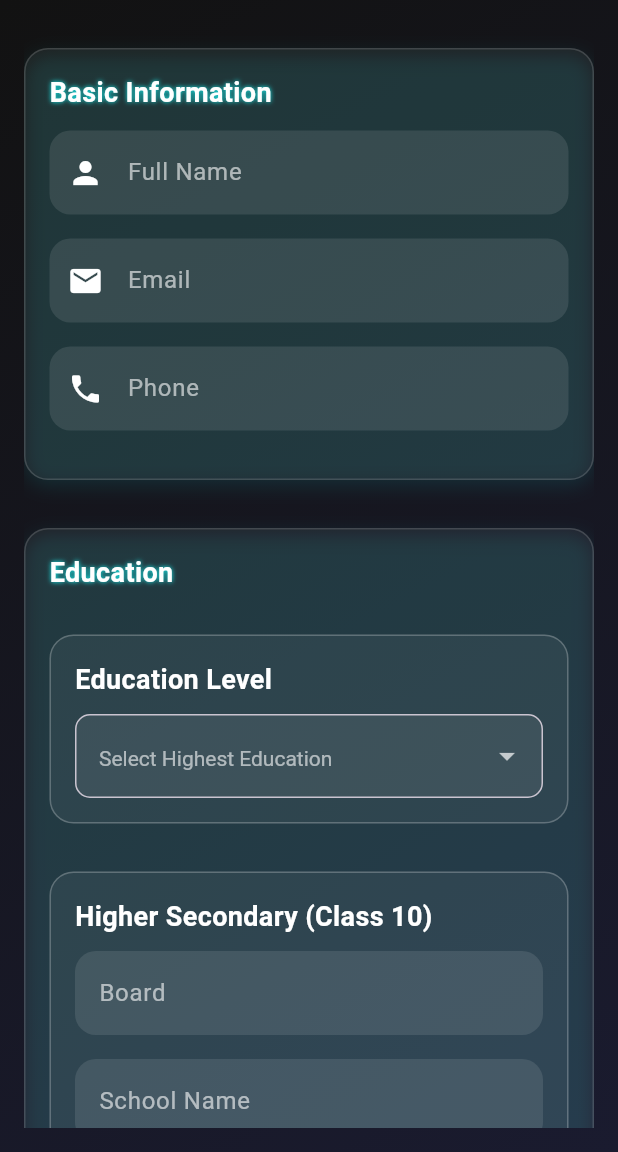
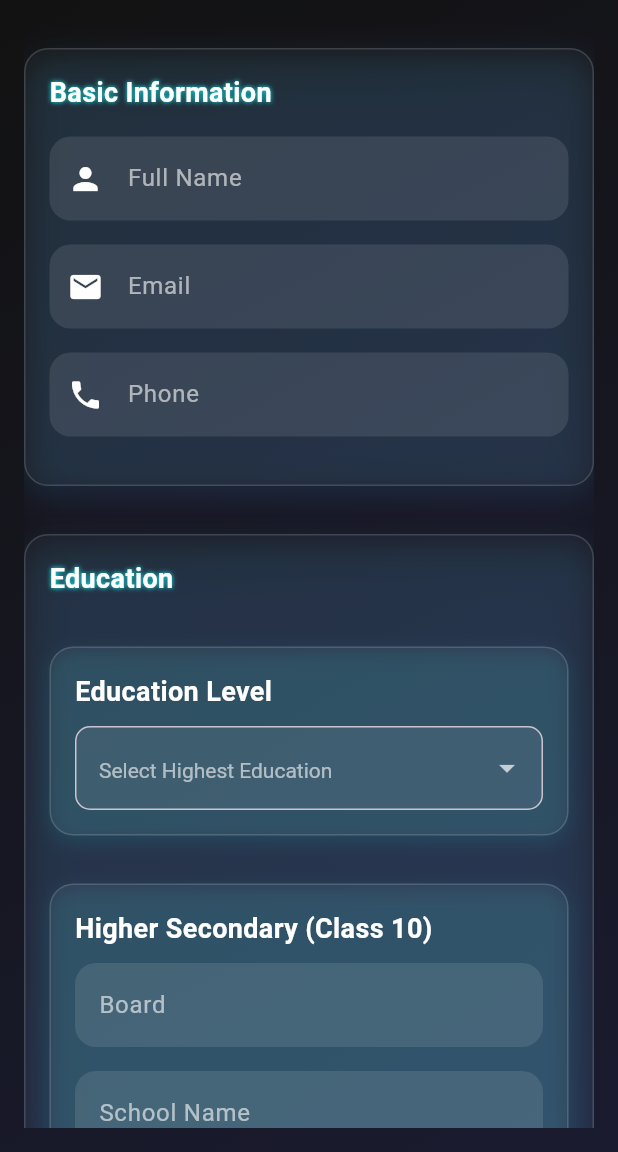
Before and after one commit to arrohisrivastava0/SynthCV, a Flutter app: the ManualResumeForm screen opened directly, on a phone screen of 412 x 824 dp, the part 84-1236 px from its top. Run offline on Flutter 3.47's test engine with Material 3 defaults, Android fonts, the phone set to English and light mode, and no system bars; our stand-ins replace file_picker, google_sign_in, hive, supabase_flutter; accounts and stored records are empty; Roboto replaces fonts that are missing (Montserrat).

Commit message:
Improved UI

```diff
--- a/lib/resume/manual_resume_form.dart
+++ b/lib/resume/manual_resume_form.dart
@@ -1,12 +1,13 @@
 import 'package:flutter/material.dart';
 import 'package:supabase_flutter/supabase_flutter.dart';
 import 'package:synthcv/widget/buildInputField.dart';
-import 'package:synthcv/widget/dynamic_education_section.dart';
-import 'package:synthcv/widget/dynamic_experience_section.dart';
+import 'package:synthcv/widget/manual_resume_widgets/certifications_section.dart';
+import 'package:synthcv/widget/manual_resume_widgets/dynamic_education_section.dart';
+import 'package:synthcv/widget/manual_resume_widgets/dynamic_experience_section.dart';
+import 'package:synthcv/widget/manual_resume_widgets/projects_section.dart';
+import 'package:synthcv/widget/manual_resume_widgets/skills_section.dart';
 import 'package:synthcv/widget/neon_button.dart';
-import 'package:synthcv/widget/projects_section.dart';
-import 'package:synthcv/widget/skills_section.dart';
-import 'package:synthcv/widget/certifications_section.dart';
+import 'package:synthcv/widget/neon_section.dart';
 
 class ManualResumeForm extends StatefulWidget {
   const ManualResumeForm({super.key});
@@ -17,7 +18,6 @@ class ManualResumeForm extends StatefulWidget {
 
 class _ManualResumeFormState extends State<ManualResumeForm> {
   final _formKey = GlobalKey<FormState>();
-
 
   // Controllers
   final nameController = TextEditingController();
@@ -88,16 +88,20 @@ class _ManualResumeFormState extends State<ManualResumeForm> {
             key: _formKey,
             child: ListView(
               children: [
-                _section("Basic Information", [
+                NeonSection(title: "Basic Information", children: [
                   buildInputField(icon: Icons.person, hint: 'Full Name', controller: nameController),
                   buildInputField(icon: Icons.email, hint: 'Email', controller: emailController),
                   buildInputField(icon: Icons.phone, hint: 'Phone', controller: phoneController),
                 ]),
-                _section("Education", [DynamicEducationSection()]),
-                _section("Experience", [ExperienceSection()]),
-                _section("Skills", [SkillsSection()]),
-                _section("Projects", [ProjectsSection()]),
-                _section("Certifications", [CertificationsSection()]),
+                NeonSection(title: 'Education', children: [DynamicEducationSection()]),
+                NeonSection(title: 'Experience', children: [ExperienceSection()]),
+                NeonSection(title: 'Skills', children: [SkillsSection()]),
+                NeonSection(title: 'Projects', children: [ProjectsSection()]),
+                NeonSection(title: 'Certifications', children: [CertificationsSection()]),
+                // _section("Experience", [ExperienceSection()]),
+                // _section("Skills", [SkillsSection()]),
+                // _section("Projects", [ProjectsSection()]),
+                // _section("Certifications", [CertificationsSection()]),
                 const SizedBox(height: 20),
                 // ElevatedButton(
                 //   onPressed: isLoading ? null : submitResume,
@@ -119,39 +123,4 @@ class _ManualResumeFormState extends State<ManualResumeForm> {
       ),
     );
   }
-
-  Widget _section(String title, List<Widget> children) {
-    return Container(
-      margin: const EdgeInsets.symmetric(vertical: 16),
-      padding: const EdgeInsets.all(16),
-      decoration: BoxDecoration(
-        color: Colors.white.withOpacity(0.05),
-        borderRadius: BorderRadius.circular(16),
-        border: Border.all(color: Colors.white.withOpacity(0.15)),
-        boxShadow: [
-          BoxShadow(
-            color: Colors.cyanAccent.withOpacity(0.1),
-            blurRadius: 10,
-            offset: const Offset(0, 4),
-          ),
-        ],
-      ),
-      child: Column(
-        crossAxisAlignment: CrossAxisAlignment.start,
-        children: [
-          Text(
-            title,
-            style: const TextStyle(
-              fontSize: 18,
-              fontWeight: FontWeight.bold,
-              color: Colors.white,
-              shadows: [Shadow(color: Colors.cyanAccent, blurRadius: 4)],
-            ),
-          ),
-          const SizedBox(height: 12),
-          ...children,
-        ],
-      ),
-    );
-  }
 }
--- a/lib/widget/dynamic_education_section.dart
+++ b/lib/widget/manual_resume_widgets/dynamic_education_section.dart
@@ -37,27 +37,6 @@ class _DynamicEducationSectionState extends State<DynamicEducationSection> {
   final class10CityController = TextEditingController();
   final class10StateController = TextEditingController();
 
-  Widget _buildInputField({required String hint, required TextEditingController controller, IconData? icon}) {
-    return Padding(
-      padding: const EdgeInsets.symmetric(vertical: 6.0),
-      child: TextField(
-        controller: controller,
-        style: const TextStyle(color: Colors.white),
-        decoration: InputDecoration(
-          filled: true,
-          fillColor: Colors.white.withOpacity(0.07),
-          hintText: hint,
-          hintStyle: const TextStyle(color: Colors.white54),
-          prefixIcon: icon != null ? Icon(icon, color: Colors.white54) : null,
-          border: OutlineInputBorder(
-            borderRadius: BorderRadius.circular(10),
-            borderSide: BorderSide(color: Colors.white24),
-          ),
-        ),
-      ),
-    );
-  }
-
   Widget _buildSection(String title, List<Widget> children) {
     return Container(
       margin: const EdgeInsets.symmetric(vertical: 16),
@@ -65,7 +44,14 @@ class _DynamicEducationSectionState extends State<DynamicEducationSection> {
       decoration: BoxDecoration(
         color: Colors.white.withOpacity(0.05),
         borderRadius: BorderRadius.circular(16),
-        border: Border.all(color: Colors.white24),
+        border: Border.all(color: Colors.white.withOpacity(0.15)),
+        boxShadow: [
+          BoxShadow(
+            color: Colors.cyanAccent.withOpacity(0.1),
+            blurRadius: 10,
+            offset: const Offset(0, 4),
+          ),
+        ],
       ),
       child: Column(
         crossAxisAlignment: CrossAxisAlignment.start,
--- /dev/null
+++ b/lib/widget/neon_section.dart
@@ -0,0 +1,59 @@
+import 'package:flutter/material.dart';
+
+class NeonSection extends StatelessWidget {
+  final String title;
+  final List<Widget> children;
+  final Color shadowColor;
+  final Color accentColor;
+
+  const NeonSection({
+    Key? key,
+    required this.title,
+    required this.children,
+    this.shadowColor = Colors.cyanAccent,
+    this.accentColor = Colors.deepPurpleAccent,
+  }) : super(key: key);
+
+  @override
+  Widget build(BuildContext context) {
+    return Container(
+      margin: const EdgeInsets.symmetric(vertical: 16),
+      padding: const EdgeInsets.all(16),
+      decoration: BoxDecoration(
+        color: Colors.white.withOpacity(0.03),
+        borderRadius: BorderRadius.circular(16),
+        border: Border.all(color: Colors.white.withOpacity(0.15)),
+        boxShadow: [
+          BoxShadow(
+            color: shadowColor.withOpacity(0.08),
+            blurRadius: 16,
+            offset: const Offset(0, 6),
+          ),
+          BoxShadow(
+            color: accentColor.withOpacity(0.08),
+            blurRadius: 30,
+            offset: const Offset(0, 12),
+          ),
+        ],
+      ),
+      child: Column(
+        crossAxisAlignment: CrossAxisAlignment.start,
+        children: [
+          Text(
+            title,
+            style: TextStyle(
+              fontSize: 18,
+              fontWeight: FontWeight.bold,
+              color: Colors.white,
+              shadows: [
+                Shadow(color: shadowColor, blurRadius: 4),
+              ],
+            ),
+          ),
+          const SizedBox(height: 16),
+          ...children,
+        ],
+      ),
+    );
+  }
+}
```
Also changed, not shown: lib/widget/manual_resume_widgets/certifications_section.dart (renamed from lib/widget/certifications_section.dart, +43 -0 lines), lib/widget/manual_resume_widgets/dynamic_experience_section.dart (renamed from lib/widget/dynamic_experience_section.dart), lib/widget/manual_resume_widgets/projects_section.dart (renamed from lib/widget/projects_section.dart), lib/widget/manual_resume_widgets/skills_section.dart (renamed from lib/widget/skills_section.dart).
